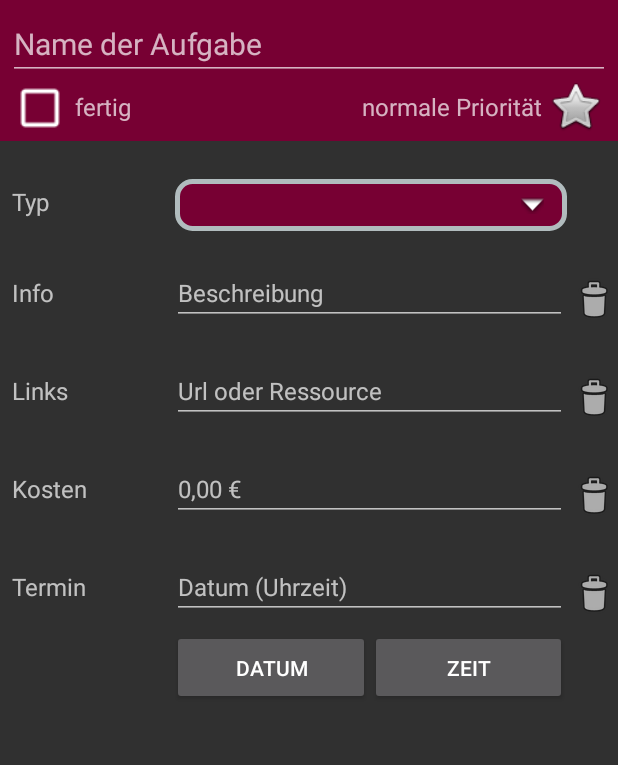
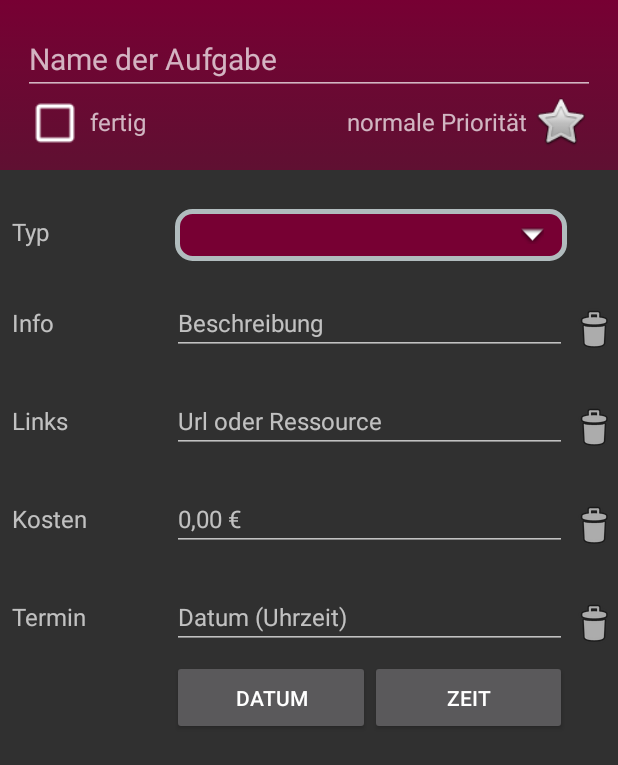
Before and after one commit to robertlange81/Umzugsplaner, an Android app: the TaskDetailFragment screen opened directly, with no data from a screen before it, on a phone screen of 412 x 824 dp. Shown: the top 765 px of the screen. Run offline under Robolectric (Android 15) with nearby library versions, the phone set to English and light mode, and no system bars.

Commit message:
some refactoring for detail view

```diff
--- a/app/src/main/java/com/planner/removal/removalplanner/Fragments/TaskDetailFragment.java
+++ b/app/src/main/java/com/planner/removal/removalplanner/Fragments/TaskDetailFragment.java
@@ -16,6 +16,7 @@ import android.view.KeyEvent;
 import android.view.LayoutInflater;
 import android.view.View;
 import android.view.ViewGroup;
+import android.webkit.URLUtil;
 import android.widget.AdapterView;
 import android.widget.ArrayAdapter;
 import android.widget.Button;
@@ -159,6 +160,8 @@ public class TaskDetailFragment extends Fragment implements CompoundButton.OnChe
                 return true;  // Blocks input from hardware keyboards.
             }
         });
+
+        txtDeadline.setOnClickListener(this);
 
         txtInputs = new TextView[8];
         imgDeleteLinks = new ImageView[8];
@@ -426,9 +429,22 @@ public class TaskDetailFragment extends Fragment implements CompoundButton.OnChe
                             }
 
                             if(!inputLink.equals("")) {
-                                task.links.put(inputLink, inputLink);
-                                Log.e("put ", inputLink);
-                                linkMap.put(txtLink, inputLink);
+                                String value = inputLink;
+                                if(!URLUtil.isValidUrl(value)) {
+                                    if(!value.contains("www")) {
+                                        value = "www." + value;
+                                    }
+
+                                    if(!value.contains("https")) {
+                                        value = "https://" + value;
+                                    }
+
+                                    if(URLUtil.isValidUrl(value)) {
+                                        task.links.put(inputLink, value);
+                                        Log.e("put ", inputLink);
+                                        linkMap.put(txtLink, inputLink);
+                                    }
+                                }
 
                                 if(showNewLine) {
                                     for (TextView t : txtInputs) {
@@ -466,7 +482,7 @@ public class TaskDetailFragment extends Fragment implements CompoundButton.OnChe
 
     public void onClick(View v) {
 
-        if (v == btnDatePicker) {
+        if (v == btnDatePicker || v == txtDeadline) {
             // Get Current Date
             final Calendar c = Calendar.getInstance();
             mYear = tempDate != null ? tempDate.getYear() + 1900 : c.get(Calendar.YEAR);
--- a/app/src/main/java/com/planner/removal/removalplanner/Helper/TaskInitializer.java
+++ b/app/src/main/java/com/planner/removal/removalplanner/Helper/TaskInitializer.java
@@ -15,7 +15,7 @@ public class TaskInitializer {
             isInitialized = true;
             Task task1 = new Task("Aufgabe1 seh lang bla bla bla bla bla", "Beschreibung1");
             task1.links.put("https://www.google.de", "https://www.google.de");
-            task1.links.put("robert.de", "http://www.robert-lange.eu");
+            task1.links.put("https://www.uni-leipzig.de/", "https://www.uni-leipzig.de/");
             task1.links.put("gmx.de", "gmx.de");
             task1.prio = Prio.Normal;
             task1.type = TaskType.KITCHEN;
@@ -24,8 +24,8 @@ public class TaskInitializer {
             Task task2 = new Task("Aufgabe2", "Beschreibung2");
             task2.costs = 30000098739l;
             task2.links.put("https://www.google.de", "https://www.google.de");
-            task2.links.put("robert.de", "http://www.robert-lange.eu");
-            task2.links.put("https://www.google.de", "https://www.google.de");
+            task2.links.put("https://www.uni-leipzig.de/", "https://www.uni-leipzig.de/");
+            task2.links.put("gmx.de", "gmx.de");
             task2.links.put("gmx", "www.gmx.de");
             task2.prio = Prio.Normal;
             task2.date = defaultDate;
--- a/app/src/main/res/drawable/detail_header.xml
+++ /dev/null
@@ -1,28 +0,0 @@
-<?xml version="1.0" encoding="utf-8"?>
-<layer-list xmlns:android="http://schemas.android.com/apk/res/android">
-    <item
-        android:top="-3dp"
-        android:left="-3dp"
-        android:right="-3dp"
-        android:bottom="0dp">
-
-        <shape
-            android:shape="rectangle"
-            xmlns:android="http://schemas.android.com/apk/res/android">
-
-            <solid
-                android:color="@color/colorPrimaryDark" >
-            </solid>
-
-            <padding
-                android:left="5dp"
-                android:top="5dp"
-                android:right="5dp"
-                android:bottom="5dp"    >
-            </padding>
-
-            <stroke android:width="1dp" android:color="@color/colorPrimaryDark" />
-
-        </shape>
-    </item>
-</layer-list>
--- /dev/null
+++ b/app/src/main/res/drawable/header.xml
@@ -0,0 +1,16 @@
+<?xml version="1.0" encoding="utf-8"?>
+<layer-list xmlns:android="http://schemas.android.com/apk/res/android" >
+
+    <item android:bottom="1dp">
+        <shape
+            android:dither="true"
+            android:shape="rectangle" >
+            <gradient
+                android:angle="270"
+                android:endColor="#AA770033"
+                android:startColor="#770033" />
+
+            <size android:height="5dp" />
+        </shape>
+    </item>
+</layer-list>
--- a/app/src/main/res/layout/detail.xml
+++ b/app/src/main/res/layout/detail.xml
@@ -12,8 +12,9 @@
         xmlns:tools="http://schemas.android.com/tools"
         android:id="@+id/detail_header"
         android:layout_below="@id/app_bar"
-        android:background="@drawable/detail_header"
-        android:padding="5dp"
+        android:background="@drawable/header"
+        android:padding="15sp"
+        android:paddingTop="0sp"
         android:orientation="vertical"
         android:layout_width="match_parent"
         android:layout_height="wrap_content">
@@ -260,15 +261,17 @@
 
                 <android.support.v7.widget.AppCompatEditText
                     android:id="@+id/links_0"
-                    android:layout_weight="1"
                     android:tag="@string/placeholder_link"
                     android:hint="@string/placeholder_link_input"
                     android:inputType="textWebEditText"
+                    android:layout_weight="1"
                     android:textSize="@dimen/detail_text_size"
                     android:layout_width="match_parent"
                     android:layout_height="wrap_content"
                     android:singleLine="true"
-                    android:linksClickable="true" />
+                    android:selectAllOnFocus="false"
+                    android:textColorLink="@color/colorGreen"
+                    android:linksClickable="false" />
 
                 <android.support.v7.widget.AppCompatImageView
                     android:id="@+id/detail_delete_links_icon_x0"
@@ -303,6 +306,7 @@
 
                 <android.support.v7.widget.AppCompatEditText
                     android:id="@+id/links_1"
+                    android:textColorLink="@color/colorGreen"
                     android:tag="@string/placeholder_link"
                     android:hint="@string/placeholder_link_input"
                     android:inputType="textWebEditText"
@@ -311,7 +315,8 @@
                     android:layout_width="match_parent"
                     android:layout_height="wrap_content"
                     android:singleLine="true"
-                    android:linksClickable="true" />
+                    android:selectAllOnFocus="false"
+                    android:linksClickable="false" />
 
                 <android.support.v7.widget.AppCompatImageView
                     android:id="@+id/detail_delete_links_icon_x1"
@@ -346,6 +351,7 @@
 
                 <android.support.v7.widget.AppCompatEditText
                     android:id="@+id/links_2"
+                    android:textColorLink="@color/colorGreen"
                     android:tag="@string/placeholder_link"
                     android:inputType="textWebEditText"
                     android:hint="@string/placeholder_link_input"
@@ -353,8 +359,8 @@
                     android:textSize="@dimen/detail_text_size"
                     android:layout_width="match_parent"
                     android:layout_height="wrap_content"
-                    android:selectAllOnFocus="true"
-                    android:linksClickable="true" />
+                    android:selectAllOnFocus="false"
+                    android:linksClickable="false" />
 
                 <android.support.v7.widget.AppCompatImageView
                     android:id="@+id/detail_delete_links_icon_x2"
@@ -389,6 +395,7 @@
 
                 <android.support.v7.widget.AppCompatEditText
                     android:id="@+id/links_3"
+                    android:textColorLink="@color/colorGreen"
                     android:tag="@string/placeholder_link"
                     android:inputType="textWebEditText"
                     android:hint="@string/placeholder_link_input"
@@ -397,7 +404,8 @@
                     android:layout_width="match_parent"
                     android:layout_height="wrap_content"
                     android:singleLine="true"
-                    android:linksClickable="true" />
+                    android:selectAllOnFocus="false"
+                    android:linksClickable="false" />
 
                 <android.support.v7.widget.AppCompatImageView
                     android:id="@+id/detail_delete_links_icon_x3"
@@ -433,6 +441,7 @@
 
                 <android.support.v7.widget.AppCompatEditText
                     android:id="@+id/links_4"
+                    android:textColorLink="@color/colorGreen"
                     android:tag="@string/placeholder_link"
                     android:layout_weight="1"
                     android:textSize="@dimen/detail_text_size"
@@ -440,7 +449,8 @@
                     android:layout_width="match_parent"
                     android:layout_height="wrap_content"
                     android:singleLine="true"
-                    android:linksClickable="true" />
+                    android:selectAllOnFocus="false"
+                    android:linksClickable="false" />
 
                 <android.support.v7.widget.AppCompatImageView
                     android:id="@+id/detail_delete_links_icon_x4"
@@ -480,8 +490,8 @@
                     android:layout_width="match_parent"
                     android:layout_height="wrap_content"
                     android:singleLine="true"
+                    android:hint="@string/placeholder_costs_detail"
                     android:selectAllOnFocus="true"
-                    android:hint="@string/placeholder_costs_detail"
                     android:inputType="numberDecimal"/>
 
                 <android.support.v7.widget.AppCompatImageView
--- a/app/src/main/res/layout/list.xml
+++ b/app/src/main/res/layout/list.xml
@@ -9,6 +9,7 @@
     <android.support.design.widget.AppBarLayout
         android:layout_width="match_parent"
         android:layout_height="wrap_content"
+        android:background="@drawable/header"
         android:theme="@style/AppTheme.AppBarOverlay">
 
         <android.support.v7.widget.Toolbar
```
